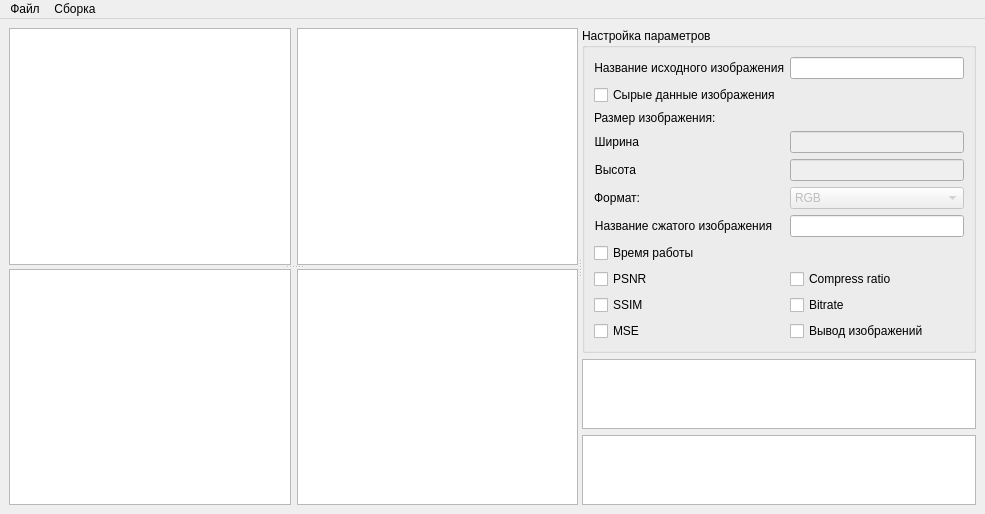
The window that mainwindow.ui (Slp04/test_alg) describes before a commit, drawn with Qt 5.
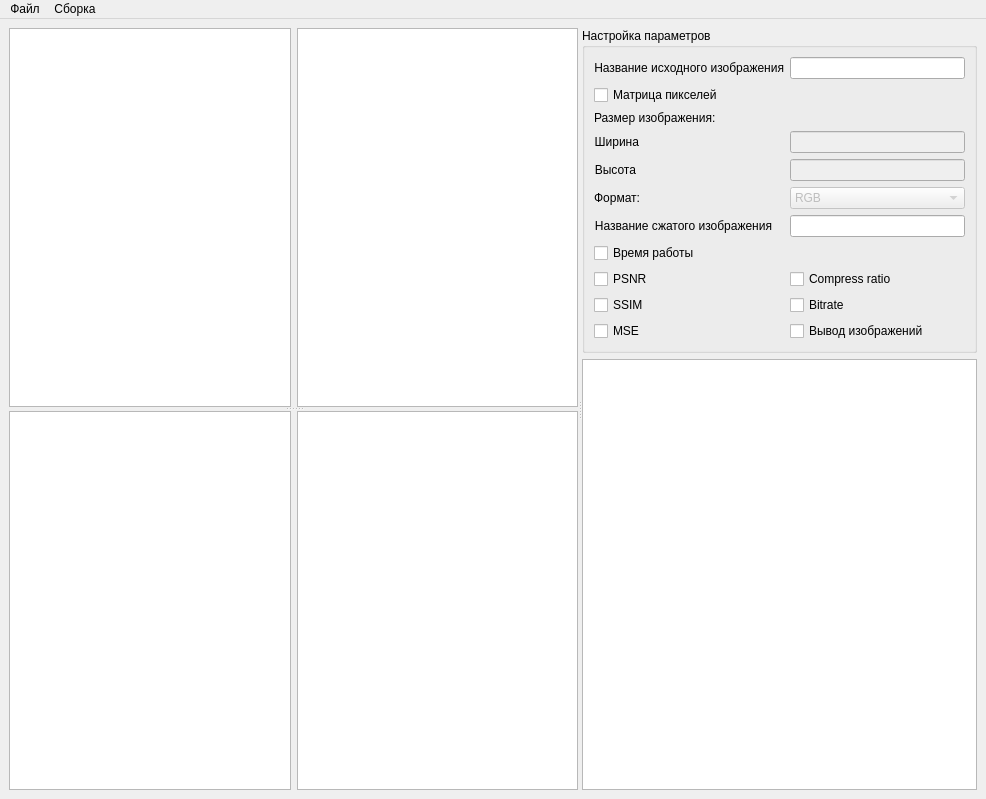
The same window after the commit.

The edit to the form file:
```diff
--- a/mainwindow.ui
+++ b/mainwindow.ui
@@ -6,15 +6,15 @@
    <rect>
     <x>0</x>
     <y>0</y>
-    <width>985</width>
-    <height>479</height>
+    <width>986</width>
+    <height>799</height>
    </rect>
   </property>
   <property name="windowTitle">
    <string>MainWindow</string>
   </property>
   <widget class="QWidget" name="centralwidget">
-   <layout class="QVBoxLayout" name="verticalLayout_2">
+   <layout class="QHBoxLayout" name="horizontalLayout_3">
     <item>
      <widget class="QSplitter" name="splitter_2">
       <property name="orientation">
@@ -27,6 +27,8 @@
        <widget class="QWidget" name="horizontalLayoutWidget">
         <layout class="QHBoxLayout" name="horizontalLayout">
          <item>
+          <layout class="QVBoxLayout" name="verticalLayout_3">
+           <item>
           <widget class="QListView" name="file_list_panel">
            <property name="maximumSize">
             <size>
@@ -42,6 +44,8 @@
            </property>
           </widget>
          </item>
+          </layout>
+         </item>
          <item>
           <widget class="QTextEdit" name="text_editor"/>
          </item>
@@ -164,7 +168,7 @@
            <item row="1" column="0">
             <widget class="QCheckBox" name="checkBox_data">
              <property name="text">
-              <string>Сырые данные изображения</string>
+              <string>Матрица пикселей</string>
              </property>
             </widget>
            </item>
@@ -234,9 +238,6 @@
           </layout>
          </widget>
         </item>
-        <item>
-         <widget class="QGraphicsView" name="graphicsView"/>
-        </item>
         <item>
          <widget class="QTextEdit" name="textEdit_console"/>
         </item>
@@ -251,7 +252,7 @@
     <rect>
      <x>0</x>
      <y>0</y>
-     <width>985</width>
+     <width>986</width>
      <height>22</height>
     </rect>
    </property>
```
Lines whose indentation alone changed are shown as unchanged.
